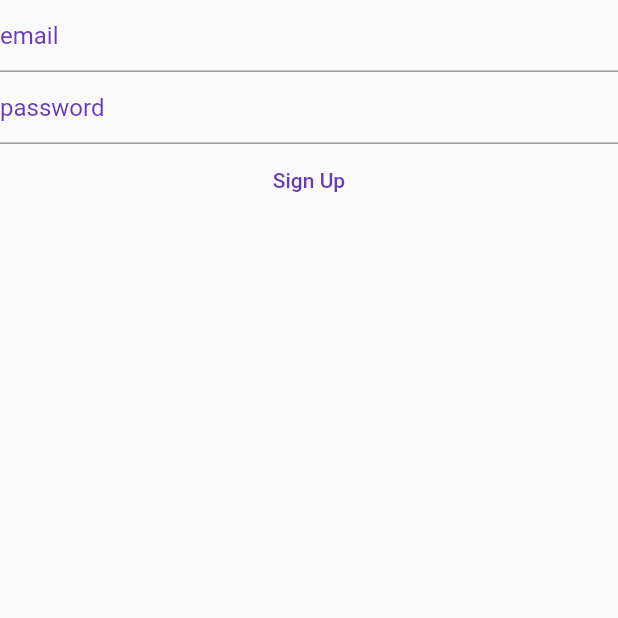
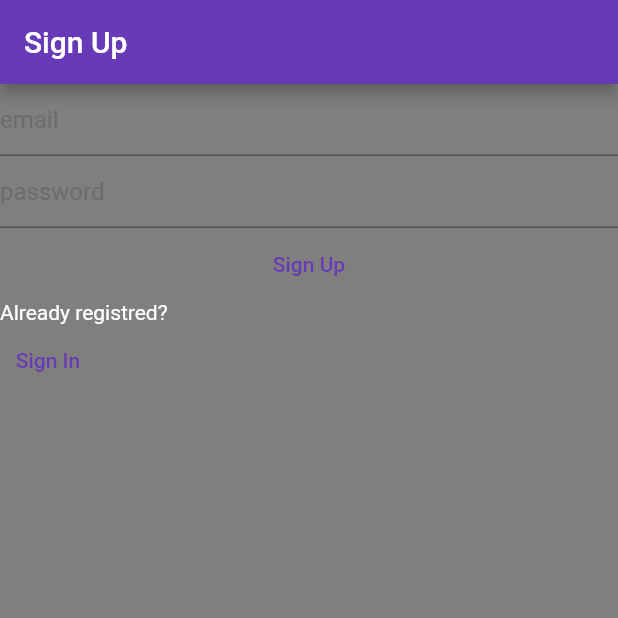
Before and after one commit to azzayatss/flutter, a Flutter app: the SignUpView screen opened directly, on a phone screen of 412 x 824 dp, the top half of it. Run offline on Flutter 3.47's test engine with Material 2 defaults, Android fonts, the phone set to English and light mode, and no system bars; our stand-ins replace firebase_auth, firebase_core; accounts and stored records are empty.

Commit message:
add routes between signup and signin screens

```diff
--- a/lib/main.dart
+++ b/lib/main.dart
@@ -36,6 +36,10 @@ class App extends StatelessWidget {
           primarySwatch: Colors.deepPurple,
         ),
         home: const HomePage (),
+        routes: {
+          '/sign-in/':(context) => const SignInView(),
+          '/sign-up/':(context) => const SignUpView(),
+        },
         // home: const HomePage(),
         // ?? пробував додати якусь наступну сторінку але не зрозумів як,
         // ?? де шукати всі варіанти, в кмнд + клік по матіріал апу не найшов))
@@ -49,12 +53,7 @@ class HomePage extends StatelessWidget {
 
    @override
   Widget build(BuildContext context) {
-    return Scaffold(
-      // scafold - стандартне рішення яке має в собі аппбар і тіло
-      // todo вивчити всі можливості скалафорду
-      backgroundColor: const Color.fromARGB(173, 69, 65, 65),
-      appBar: AppBar(title: const Text('Home')),
-      body: FutureBuilder(
+    return FutureBuilder(
         // todo розібратись з фючер білдером
         future: Firebase.initializeApp(
           //Firebase.initializeApp() needs to call native code to initialize Firebase,
@@ -77,7 +76,7 @@ class HomePage extends StatelessWidget {
           }
 
         },
-      ));
+      );
   }
 }
 
--- a/lib/views/sign_in_view.dart
+++ b/lib/views/sign_in_view.dart
@@ -31,7 +31,10 @@ late final TextEditingController _passwordContoller;
 
    @override
   Widget build(BuildContext context) {
-    return Column(
+    return Scaffold(
+      backgroundColor: const Color.fromARGB(173, 69, 65, 65),
+      appBar: AppBar(title: const Text('Sign In')),
+      body: Column(
             children: [
               TextField(
               style: const TextStyle(color: Colors.white),
@@ -94,12 +97,16 @@ late final TextEditingController _passwordContoller;
                 alignment: Alignment.centerLeft,
                 child:
                   TextButton(
-                  onPressed: (){},
+                    onPressed: (){
+                      Navigator.of(context).pushNamedAndRemoveUntil('/sign-up/',
+                       (route) => false);
+                    },
                     child: const Text ('Create new account')
                   ) ,
               ),
 
             ],
+          ),
     );
   }
   }
--- a/lib/views/sign_up_view.dart
+++ b/lib/views/sign_up_view.dart
@@ -32,14 +32,17 @@ late final TextEditingController _passwordContoller;
 
    @override
   Widget build(BuildContext context) {
-    return Column(
+    return Scaffold(
+      backgroundColor: const Color.fromARGB(173, 69, 65, 65),
+      appBar: AppBar(title: const Text('Sign Up')),
+      body: Column(
             children: [
               TextField(
               style: const TextStyle(color: Colors.white),
                 controller: _emailContoller,
                 keyboardType: TextInputType.emailAddress,
                 decoration: const InputDecoration(
-                  hintStyle: TextStyle(color: Colors.deepPurple),
+                    hintStyle: TextStyle(color: Color.fromARGB(194, 101, 101, 101)),
                     hintText: 'email'
               ),
               ),
@@ -50,7 +53,7 @@ late final TextEditingController _passwordContoller;
                 enableSuggestions: false,
                 autocorrect: false,
                 decoration: const InputDecoration(
-                hintStyle: TextStyle(color: Colors.deepPurple),
+                  hintStyle: TextStyle(color: Color.fromARGB(194, 101, 101, 101)),
                   hintText: 'password'
               )
               ),
@@ -75,8 +78,21 @@ late final TextEditingController _passwordContoller;
 
               },
               child: const Text('Sign Up'),
-            )
+              ),
+              const Align(
+              alignment: Alignment.centerLeft,
+                child: Text(
+                  'Already registred?',
+                  style: TextStyle(color: Colors.white),),),
+               Align(
+              alignment: Alignment.centerLeft,
+                child: TextButton(onPressed: (){
+                  Navigator.of(context).pushNamedAndRemoveUntil('/sign-in/',
+                   (route) => false);
+                } ,
+                 child: const Text('Sign In')))
             ],
+          ),
     );
   }
 }
```
Lines whose indentation alone changed are shown as unchanged.
